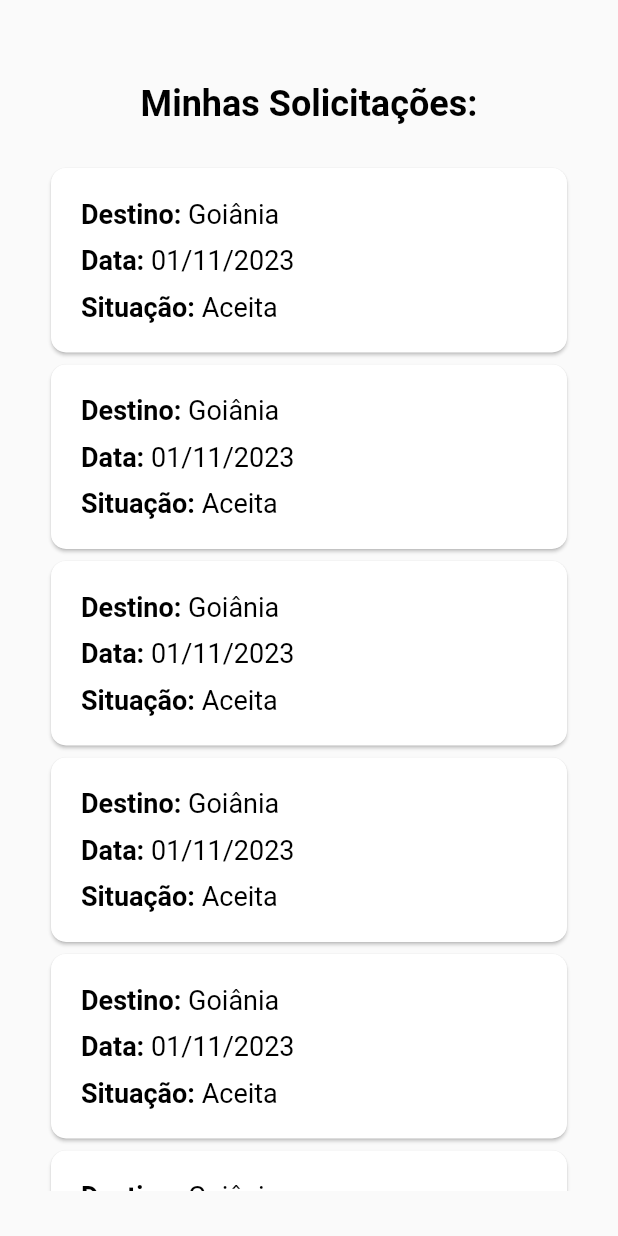
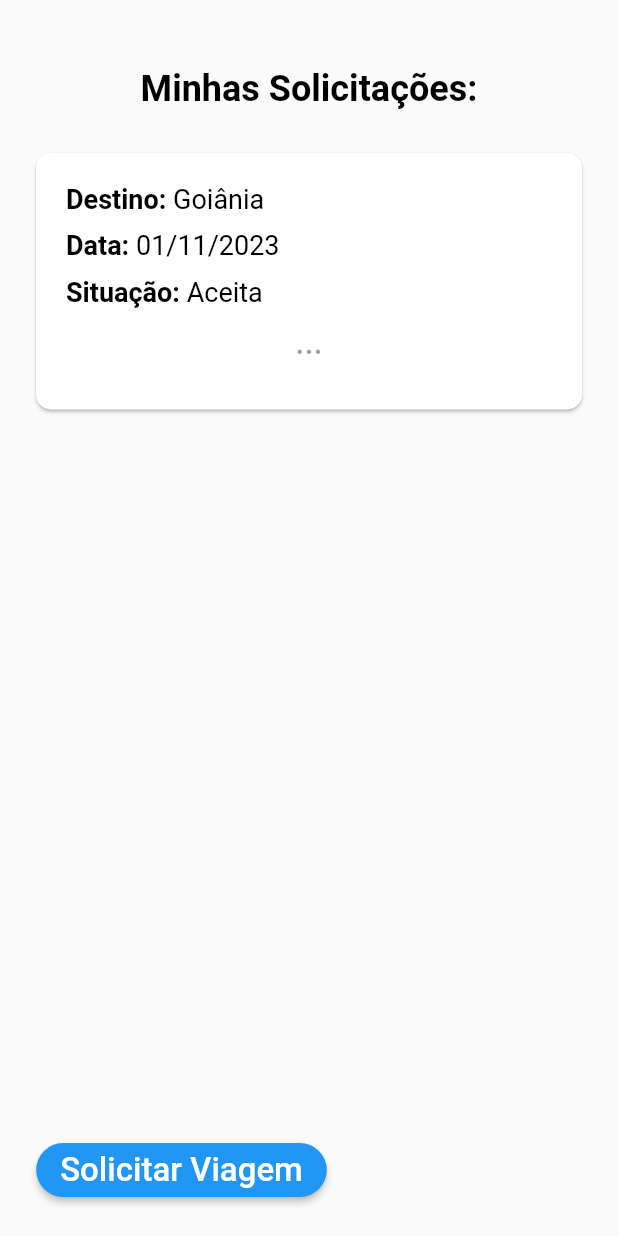
Before and after one commit to guihcm/TravelCare_front, a Flutter app: the TravelPage screen opened by its route, on a phone screen of 412 x 824 dp. Run offline on Flutter 3.47's test engine with Material 2 defaults, Android fonts, the phone set to English and light mode, and no system bars; our stand-ins replace parse_server_sdk_flutter; statements that could not run were skipped.

Commit message:
alterações

```diff
--- a/travel_care/lib/pages/travel.dart
+++ b/travel_care/lib/pages/travel.dart
@@ -1,15 +1,24 @@
+
 import 'package:flutter/material.dart';
+import 'package:travel_care/pages/home.dart';
 
-class TravelPage extends StatelessWidget {
-  TravelPage({super.key});
+class TravelPage extends StatefulWidget {
+  const TravelPage({super.key});
+  @override
+  State<TravelPage> createState() => _TravelPageState();
+}
 
-  List cidades = ["Ceres", "Itapaci", "São Patrício", "Ceres", "Itapaci", "São Patrício"];
+class _TravelPageState extends State<TravelPage> {
+  //List cidades = ["Ceres", "Itapaci", "São Patrício", "Ceres", "Itapaci", "São Patrício"];
+  List cidades = ["Ceres"];
+
+
 
   @override
   Widget build(BuildContext context) {
     return Scaffold(
       body: Padding(
-        padding: const EdgeInsets.all(30.0),
+        padding: const EdgeInsets.all(20.0),
         child: Column(children: [
           const SizedBox(height: 25),
           const Center(
@@ -24,6 +33,8 @@ class TravelPage extends StatelessWidget {
           ),
           const SizedBox(height: 25),
           Expanded(
+            child: Padding(
+              padding: const EdgeInsets.only(bottom: 20),
               child: ListView.builder(
                 itemCount: cidades.length,
                 itemBuilder: (context, index) => Card(
@@ -34,6 +45,8 @@ class TravelPage extends StatelessWidget {
                     padding: EdgeInsets.all(20.0),
                     child: Column(
                       children: <Widget>[
+
+
                         Row(
                           children: [
                             Text(
@@ -93,14 +106,46 @@ class TravelPage extends StatelessWidget {
                             ),
                           ],
                         ),
+                        TextButton(
+                          onPressed: info(),
+                          child: Text(
+                            '...',
+                            style: TextStyle(
+                              fontSize: 22,
+                            ),
+                          ),
+                        ),
                       ],
                     ),
                   ),
                 ),
               ),
             ),
+          ),
+          Padding(
+            padding: const EdgeInsets.only(right: 170),
+            child: ElevatedButton(
+                onPressed: () => solicitar(),
+                style: ButtonStyle(
+                    shape: MaterialStateProperty.all<RoundedRectangleBorder>(
+                        RoundedRectangleBorder(
+                  borderRadius: BorderRadius.circular(18.0),
+                ))),
+                child: const Text('Solicitar Viagem',
+                    style: TextStyle(
+                      fontSize: 22,
+                    ))),
+          ),
         ]),
       ),
     );
   }
+    void info() {
+    Navigator.push(
+      context, MaterialPageRoute(builder: (context) => const HomePage()));
 }
+  void solicitar() {
+    Navigator.push(
+      context, MaterialPageRoute(builder: (context) => const HomePage()));
+}
+}
```
Also changed, not shown: travel_care/lib/pages/request.dart (added). Lines whose indentation alone changed are shown as unchanged.
